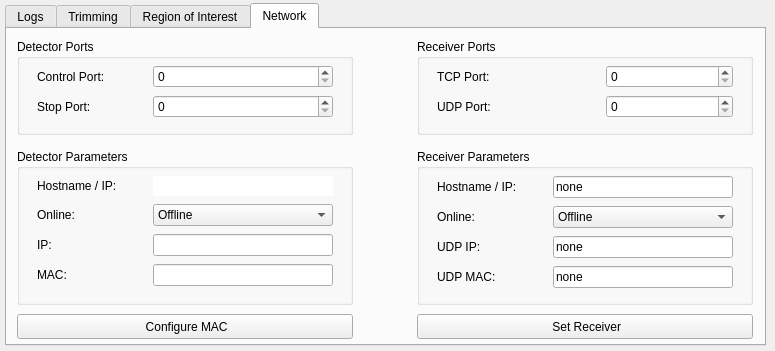
Old version of the form slsDetectorGui/forms/form_tab_advanced.ui in the repository slsdetectorgroup/slsDetectorPackage.
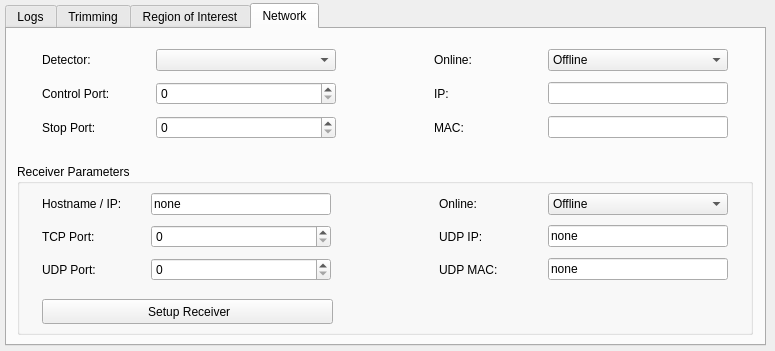
New version of the form. The open tabs and pages were chosen to show the change. Icons and pictures are not drawn.

Commit message: made advanced tab detector dependent. each set mac adress etc is done via slsdetector and not multi

What changed in the file:
```diff
--- a/slsDetectorGui/forms/form_tab_advanced.ui
+++ b/slsDetectorGui/forms/form_tab_advanced.ui
@@ -873,193 +873,49 @@
     <attribute name="title">
      <string>Network</string>
     </attribute>
-    <widget class="QGroupBox" name="boxDetectorPorts">
+    <widget class="QGroupBox" name="boxRxr">
      <property name="geometry">
       <rect>
        <x>10</x>
-       <y>10</y>
-       <width>336</width>
-       <height>96</height>
+       <y>135</y>
+       <width>736</width>
+       <height>171</height>
       </rect>
      </property>
      <property name="title">
-      <string>Detector Ports</string>
+      <string>Receiver Parameters</string>
      </property>
-     <widget class="QWidget" name="gridLayoutWidget_5">
+     <widget class="QPushButton" name="btnRxr">
       <property name="geometry">
        <rect>
-        <x>20</x>
-        <y>25</y>
-        <width>296</width>
-        <height>56</height>
+        <x>25</x>
+        <y>135</y>
+        <width>291</width>
+        <height>25</height>
        </rect>
       </property>
-      <layout class="QGridLayout" name="gridLayout_4">
-       <property name="verticalSpacing">
-        <number>-1</number>
-       </property>
-       <item row="0" column="1" colspan="2">
-        <widget class="QSpinBox" name="spinControlPort">
-         <property name="sizePolicy">
-          <sizepolicy hsizetype="Minimum" vsizetype="Fixed">
-           <horstretch>0</horstretch>
-           <verstretch>0</verstretch>
-          </sizepolicy>
-         </property>
-         <property name="minimumSize">
-          <size>
-           <width>180</width>
-           <height>0</height>
-          </size>
-         </property>
-         <property name="maximumSize">
-          <size>
-           <width>127</width>
-           <height>16777215</height>
-          </size>
-         </property>
-         <property name="toolTip">
-          <string>Sets Control Port
-#port#</string>
-         </property>
-         <property name="statusTip">
-          <string/>
-         </property>
-         <property name="whatsThis">
-          <string/>
-         </property>
-         <property name="alignment">
-          <set>Qt::AlignLeading|Qt::AlignLeft|Qt::AlignVCenter</set>
-         </property>
-         <property name="keyboardTracking">
-          <bool>false</bool>
-         </property>
-         <property name="suffix">
-          <string/>
-         </property>
-         <property name="minimum">
-          <number>0</number>
-         </property>
-         <property name="maximum">
-          <number>2000000000</number>
-         </property>
-         <property name="value">
-          <number>0</number>
-         </property>
-        </widget>
-       </item>
-       <item row="0" column="0">
-        <widget class="QLabel" name="label_7">
-         <property name="sizePolicy">
-          <sizepolicy hsizetype="Expanding" vsizetype="Preferred">
-           <horstretch>0</horstretch>
-           <verstretch>0</verstretch>
-          </sizepolicy>
-         </property>
-         <property name="text">
-          <string>Control Port:</string>
-         </property>
-        </widget>
-       </item>
-       <item row="1" column="0">
-        <widget class="QLabel" name="label_9">
-         <property name="sizePolicy">
-          <sizepolicy hsizetype="Expanding" vsizetype="Preferred">
-           <horstretch>0</horstretch>
-           <verstretch>0</verstretch>
-          </sizepolicy>
-         </property>
-         <property name="text">
-          <string>Stop Port:</string>
-         </property>
-        </widget>
-       </item>
-       <item row="1" column="1" colspan="2">
-        <widget class="QSpinBox" name="spinStopPort">
-         <property name="sizePolicy">
-          <sizepolicy hsizetype="Minimum" vsizetype="Fixed">
-           <horstretch>0</horstretch>
-           <verstretch>0</verstretch>
-          </sizepolicy>
-         </property>
-         <property name="minimumSize">
-          <size>
-           <width>180</width>
-           <height>0</height>
-          </size>
-         </property>
-         <property name="toolTip">
-          <string>Sets Stop Port 
-#stopport#</string>
-         </property>
-         <property name="statusTip">
-          <string/>
-         </property>
-         <property name="whatsThis">
-          <string/>
-         </property>
-         <property name="alignment">
-          <set>Qt::AlignLeading|Qt::AlignLeft|Qt::AlignVCenter</set>
-         </property>
-         <property name="keyboardTracking">
-          <bool>false</bool>
-         </property>
-         <property name="suffix">
-          <string/>
-         </property>
-         <property name="minimum">
-          <number>0</number>
-         </property>
-         <property name="maximum">
-          <number>2000000000</number>
-         </property>
-         <property name="value">
-          <number>0</number>
-         </property>
-        </widget>
-       </item>
-      </layout>
+      <property name="text">
+       <string> Setup Receiver</string>
+      </property>
+      <property name="icon">
+       <iconset resource="../include/icons.qrc">
+        <normaloff>:/icons/images/setup.png</normaloff>:/icons/images/setup.png</iconset>
+      </property>
      </widget>
-    </widget>
-    <widget class="QGroupBox" name="boxRxrPorts">
-     <property name="geometry">
-      <rect>
-       <x>410</x>
-       <y>10</y>
-       <width>336</width>
-       <height>96</height>
-      </rect>
-     </property>
-     <property name="title">
-      <string>Receiver Ports</string>
-     </property>
-     <widget class="QWidget" name="gridLayoutWidget_6">
+     <widget class="QWidget" name="gridLayoutWidget_9">
       <property name="geometry">
        <rect>
-        <x>20</x>
+        <x>25</x>
         <y>25</y>
-        <width>296</width>
-        <height>56</height>
+        <width>686</width>
+        <height>96</height>
        </rect>
       </property>
-      <layout class="QGridLayout" name="gridLayout_5">
+      <layout class="QGridLayout" name="gridLayout_8">
        <property name="verticalSpacing">
         <number>-1</number>
        </property>
        <item row="1" column="0">
-        <widget class="QLabel" name="label_10">
-         <property name="sizePolicy">
-          <sizepolicy hsizetype="Expanding" vsizetype="Preferred">
-           <horstretch>0</horstretch>
-           <verstretch>0</verstretch>
-          </sizepolicy>
-         </property>
-         <property name="text">
-          <string>UDP Port:</string>
-         </property>
-        </widget>
-       </item>
-       <item row="0" column="0">
         <widget class="QLabel" name="label_8">
          <property name="sizePolicy">
           <sizepolicy hsizetype="Expanding" vsizetype="Preferred">
@@ -1072,8 +928,8 @@
          </property>
         </widget>
        </item>
-       <item row="0" column="1" colspan="2">
-        <widget class="QSpinBox" name="spinTCPPort">
+       <item row="1" column="4">
+        <widget class="QLineEdit" name="dispUDPIP">
          <property name="sizePolicy">
           <sizepolicy hsizetype="Minimum" vsizetype="Fixed">
            <horstretch>0</horstretch>
@@ -1082,7 +938,7 @@
          </property>
          <property name="minimumSize">
           <size>
-           <width>127</width>
+           <width>180</width>
            <height>0</height>
           </size>
          </property>
@@ -1090,33 +946,25 @@
           <string notr="true">Sets Receiver TCP Port
 #rx_tcpport#</string>
          </property>
-         <property name="statusTip">
-          <string/>
-         </property>
-         <property name="whatsThis">
-          <string/>
-         </property>
-         <property name="alignment">
-          <set>Qt::AlignLeading|Qt::AlignLeft|Qt::AlignVCenter</set>
-         </property>
-         <property name="keyboardTracking">
-          <bool>false</bool>
-         </property>
-         <property name="suffix">
-          <string/>
-         </property>
-         <property name="minimum">
-          <number>0</number>
-         </property>
-         <property name="maximum">
-          <number>2000000000</number>
-         </property>
-         <property name="value">
-          <number>0</number>
+         <property name="text">
+          <string>none</string>
          </property>
         </widget>
        </item>
-       <item row="1" column="1" colspan="2">
+       <item row="0" column="2">
+        <spacer name="horizontalSpacer_7">
+         <property name="orientation">
+          <enum>Qt::Horizontal</enum>
+         </property>
+         <property name="sizeHint" stdset="0">
+          <size>
+           <width>40</width>
+           <height>20</height>
+          </size>
+         </property>
+        </spacer>
+       </item>
+       <item row="2" column="1">
         <widget class="QSpinBox" name="spinUDPPort">
          <property name="sizePolicy">
           <sizepolicy hsizetype="Minimum" vsizetype="Fixed">
@@ -1160,94 +1008,7 @@
          </property>
         </widget>
        </item>
-      </layout>
-     </widget>
-    </widget>
-    <widget class="QGroupBox" name="boxRxr">
-     <property name="geometry">
-      <rect>
-       <x>410</x>
-       <y>120</y>
-       <width>336</width>
-       <height>156</height>
-      </rect>
-     </property>
-     <property name="title">
-      <string>Receiver Parameters</string>
-     </property>
-     <widget class="QWidget" name="gridLayoutWidget_8">
-      <property name="geometry">
-       <rect>
-        <x>20</x>
-        <y>25</y>
-        <width>296</width>
-        <height>116</height>
-       </rect>
-      </property>
-      <layout class="QGridLayout" name="gridLayout_7">
-       <property name="verticalSpacing">
-        <number>-1</number>
-       </property>
-       <item row="0" column="1" colspan="2">
-        <widget class="QLineEdit" name="dispRxrHostname">
-         <property name="sizePolicy">
-          <sizepolicy hsizetype="Minimum" vsizetype="Fixed">
-           <horstretch>0</horstretch>
-           <verstretch>0</verstretch>
-          </sizepolicy>
-         </property>
-         <property name="minimumSize">
-          <size>
-           <width>180</width>
-           <height>0</height>
-          </size>
-         </property>
-         <property name="toolTip">
-          <string>Sets the Receiver Hostname, connects to it and gets the receiver mac address and eth. Sets some receiver parameters like file name, file dir, file index in receiver. 
-#rx_hostname#</string>
-         </property>
-         <property name="text">
-          <string>none</string>
-         </property>
-        </widget>
-       </item>
-       <item row="3" column="0">
-        <widget class="QLabel" name="label_18">
-         <property name="sizePolicy">
-          <sizepolicy hsizetype="Expanding" vsizetype="Preferred">
-           <horstretch>0</horstretch>
-           <verstretch>0</verstretch>
-          </sizepolicy>
-         </property>
-         <property name="text">
-          <string>UDP MAC:</string>
-         </property>
-        </widget>
-       </item>
-       <item row="3" column="1" colspan="2">
-        <widget class="QLineEdit" name="dispUDPMAC">
-         <property name="sizePolicy">
-          <sizepolicy hsizetype="Minimum" vsizetype="Fixed">
-           <horstretch>0</horstretch>
-           <verstretch>0</verstretch>
-          </sizepolicy>
-         </property>
-         <property name="minimumSize">
-          <size>
-           <width>180</width>
-           <height>0</height>
-          </size>
-         </property>
-         <property name="toolTip">
-          <string>Sets the Receiver UDP MAC
-#rx_udpmac#</string>
-         </property>
-         <property name="text">
-          <string>none</string>
-         </property>
-        </widget>
-       </item>
-       <item row="2" column="0">
+       <item row="1" column="3">
         <widget class="QLabel" name="label_14">
          <property name="sizePolicy">
           <sizepolicy hsizetype="Expanding" vsizetype="Preferred">
@@ -1260,19 +1021,6 @@
          </property>
         </widget>
        </item>
-       <item row="1" column="0">
-        <widget class="QLabel" name="lblRxrOnline">
-         <property name="sizePolicy">
-          <sizepolicy hsizetype="Expanding" vsizetype="Preferred">
-           <horstretch>0</horstretch>
-           <verstretch>0</verstretch>
-          </sizepolicy>
-         </property>
-         <property name="text">
-          <string>Online:</string>
-         </property>
-        </widget>
-       </item>
        <item row="0" column="0">
         <widget class="QLabel" name="label_13">
          <property name="sizePolicy">
@@ -1286,30 +1034,7 @@
          </property>
         </widget>
        </item>
-       <item row="2" column="1" colspan="2">
-        <widget class="QLineEdit" name="dispUDPIP">
-         <property name="sizePolicy">
-          <sizepolicy hsizetype="Minimum" vsizetype="Fixed">
-           <horstretch>0</horstretch>
-           <verstretch>0</verstretch>
-          </sizepolicy>
-         </property>
-         <property name="minimumSize">
-          <size>
-           <width>180</width>
-           <height>0</height>
-          </size>
-         </property>
-         <property name="toolTip">
-          <string>Sets the Receiver UDP IP
-#rx_udpip#</string>
-         </property>
-         <property name="text">
-          <string>none</string>
-         </property>
-        </widget>
-       </item>
-       <item row="1" column="1" colspan="2">
+       <item row="0" column="4">
         <widget class="QComboBox" name="comboRxrOnline">
          <property name="sizePolicy">
           <sizepolicy hsizetype="Preferred" vsizetype="Fixed">
@@ -1332,223 +1057,444 @@
          </item>
         </widget>
        </item>
+       <item row="2" column="4">
+        <widget class="QLineEdit" name="dispUDPMAC">
+         <property name="sizePolicy">
+          <sizepolicy hsizetype="Minimum" vsizetype="Fixed">
+           <horstretch>0</horstretch>
+           <verstretch>0</verstretch>
+          </sizepolicy>
+         </property>
+         <property name="minimumSize">
+          <size>
+           <width>180</width>
+           <height>0</height>
+          </size>
+         </property>
+         <property name="toolTip">
+          <string>Sets the Receiver UDP MAC
+#rx_udpmac#</string>
+         </property>
+         <property name="text">
+          <string>none</string>
+         </property>
+        </widget>
+       </item>
+       <item row="1" column="1">
+        <widget class="QSpinBox" name="spinTCPPort">
+         <property name="sizePolicy">
+          <sizepolicy hsizetype="Minimum" vsizetype="Fixed">
+           <horstretch>0</horstretch>
+           <verstretch>0</verstretch>
+          </sizepolicy>
+         </property>
+         <property name="minimumSize">
+          <size>
+           <width>127</width>
+           <height>0</height>
+          </size>
+         </property>
+         <property name="toolTip">
+          <string notr="true">Sets Receiver TCP Port
+#rx_tcpport#</string>
+         </property>
+         <property name="statusTip">
+          <string/>
+         </property>
+         <property name="whatsThis">
+          <string/>
+         </property>
+         <property name="alignment">
+          <set>Qt::AlignLeading|Qt::AlignLeft|Qt::AlignVCenter</set>
+         </property>
+         <property name="keyboardTracking">
+          <bool>false</bool>
+         </property>
+         <property name="suffix">
+          <string/>
+         </property>
+         <property name="minimum">
+          <number>0</number>
+         </property>
+         <property name="maximum">
+          <number>2000000000</number>
+         </property>
+         <property name="value">
+          <number>0</number>
+         </property>
+        </widget>
+       </item>
+       <item row="0" column="3">
+        <widget class="QLabel" name="lblRxrOnline">
+         <property name="sizePolicy">
+          <sizepolicy hsizetype="Expanding" vsizetype="Preferred">
+           <horstretch>0</horstretch>
+           <verstretch>0</verstretch>
+          </sizepolicy>
+         </property>
+         <property name="text">
+          <string>Online:</string>
+         </property>
+        </widget>
+       </item>
+       <item row="2" column="0">
+        <widget class="QLabel" name="label_10">
+         <property name="sizePolicy">
+          <sizepolicy hsizetype="Expanding" vsizetype="Preferred">
+           <horstretch>0</horstretch>
+           <verstretch>0</verstretch>
+          </sizepolicy>
+         </property>
+         <property name="text">
+          <string>UDP Port:</string>
+         </property>
+        </widget>
+       </item>
+       <item row="0" column="1">
+        <widget class="QLineEdit" name="dispRxrHostname">
+         <property name="sizePolicy">
+          <sizepolicy hsizetype="Minimum" vsizetype="Fixed">
+           <horstretch>0</horstretch>
+           <verstretch>0</verstretch>
+          </sizepolicy>
+         </property>
+         <property name="minimumSize">
+          <size>
+           <width>180</width>
+           <height>0</height>
+          </size>
+         </property>
+         <property name="toolTip">
+          <string>Sets the Receiver Hostname, connects to it and gets the receiver mac address and eth. Sets some receiver parameters like file name, file dir, file index in receiver. 
+#rx_hostname#</string>
+         </property>
+         <property name="text">
+          <string>none</string>
+         </property>
+        </widget>
+       </item>
+       <item row="2" column="3">
+        <widget class="QLabel" name="label_18">
+         <property name="sizePolicy">
+          <sizepolicy hsizetype="Expanding" vsizetype="Preferred">
+           <horstretch>0</horstretch>
+           <verstretch>0</verstretch>
+          </sizepolicy>
+         </property>
+         <property name="text">
+          <string>UDP MAC:</string>
+         </property>
+        </widget>
+       </item>
       </layout>
      </widget>
     </widget>
-    <widget class="QGroupBox" name="boxDetector">
+    <widget class="QWidget" name="gridLayoutWidget_7">
      <property name="geometry">
       <rect>
-       <x>10</x>
-       <y>120</y>
-       <width>336</width>
-       <height>156</height>
+       <x>35</x>
+       <y>15</y>
+       <width>686</width>
+       <height>101</height>
       </rect>
      </property>
-     <property name="title">
-      <string>Detector Parameters</string>
-     </property>
-     <widget class="QWidget" name="gridLayoutWidget_9">
-      <property name="geometry">
-       <rect>
-        <x>20</x>
-        <y>25</y>
-        <width>296</width>
-        <height>116</height>
-       </rect>
+     <layout class="QGridLayout" name="gridLayout_6">
+      <property name="verticalSpacing">
+       <number>-1</number>
       </property>
-      <layout class="QGridLayout" name="gridLayout_8">
-       <property name="verticalSpacing">
-        <number>-1</number>
-       </property>
-       <item row="0" column="0">
-        <widget class="QLabel" name="lblHostname">
-         <property name="sizePolicy">
-          <sizepolicy hsizetype="Expanding" vsizetype="Preferred">
-           <horstretch>0</horstretch>
-           <verstretch>0</verstretch>
-          </sizepolicy>
-         </property>
+      <item row="0" column="4">
+       <widget class="QComboBox" name="comboOnline">
+        <property name="sizePolicy">
+         <sizepolicy hsizetype="Minimum" vsizetype="Fixed">
+          <horstretch>0</horstretch>
+          <verstretch>0</verstretch>
+         </sizepolicy>
+        </property>
+        <property name="minimumSize">
+         <size>
+          <width>180</width>
+          <height>0</height>
+         </size>
+        </property>
+        <property name="toolTip">
+         <string>&lt;nobr&gt;If the detector is online&lt;br&gt;#online#&lt;/nobr&gt;&lt;</string>
+        </property>
+        <item>
          <property name="text">
-          <string>Hostname / IP:</string>
+          <string>Offline</string>
          </property>
-        </widget>
-       </item>
-       <item row="3" column="1" colspan="2">
-        <widget class="QLineEdit" name="dispMAC">
-         <property name="sizePolicy">
-          <sizepolicy hsizetype="Minimum" vsizetype="Fixed">
-           <horstretch>0</horstretch>
-           <verstretch>0</verstretch>
-          </sizepolicy>
-         </property>
-         <property name="minimumSize">
-          <size>
-           <width>180</width>
-           <height>0</height>
-          </size>
-         </property>
-         <property name="toolTip">
-          <string>Sets the detector MAC to send packets to receiver
-#detectormac#</string>
-         </property>
+        </item>
+        <item>
          <property name="text">
-          <string/>
+          <string>Online</string>
          </property>
-        </widget>
-       </item>
-       <item row="3" column="0">
-        <widget class="QLabel" name="lblMAC">
-         <property name="sizePolicy">
-          <sizepolicy hsizetype="Expanding" vsizetype="Preferred">
-           <horstretch>0</horstretch>
-           <verstretch>0</verstretch>
-          </sizepolicy>
-         </property>
-         <property name="text">
-          <string>MAC:</string>
-         </property>
-        </widget>
-       </item>
-       <item row="0" column="1" colspan="2">
-        <widget class="QLineEdit" name="dispHostname">
-         <property name="sizePolicy">
-          <sizepolicy hsizetype="Minimum" vsizetype="Fixed">
-           <horstretch>0</horstretch>
-           <verstretch>0</verstretch>
-          </sizepolicy>
-         </property>
-         <property name="minimumSize">
-          <size>
-           <width>180</width>
-           <height>0</height>
-          </size>
-         </property>
-         <property name="toolTip">
-          <string>Detector Hostname #hostname#</string>
-         </property>
-         <property name="text">
-          <string/>
-         </property>
-         <property name="frame">
-          <bool>false</bool>
-         </property>
-         <property name="cursorPosition">
-          <number>0</number>
-         </property>
-         <property name="readOnly">
-          <bool>true</bool>
-         </property>
-        </widget>
-       </item>
-       <item row="1" column="0">
-        <widget class="QLabel" name="lblOnline">
-         <property name="sizePolicy">
-          <sizepolicy hsizetype="Expanding" vsizetype="Preferred">
-           <horstretch>0</horstretch>
-           <verstretch>0</verstretch>
-          </sizepolicy>
-         </property>
-         <property name="text">
-          <string>Online:</string>
-         </property>
-        </widget>
-       </item>
-       <item row="2" column="0">
-        <widget class="QLabel" name="lblIP">
-         <property name="sizePolicy">
-          <sizepolicy hsizetype="Expanding" vsizetype="Preferred">
-           <horstretch>0</horstretch>
-           <verstretch>0</verstretch>
-          </sizepolicy>
-         </property>
-         <property name="text">
-          <string>IP:</string>
-         </property>
-        </widget>
-       </item>
-       <item row="2" column="1" colspan="2">
-        <widget class="QLineEdit" name="dispIP">
-         <property name="sizePolicy">
-          <sizepolicy hsizetype="Minimum" vsizetype="Fixed">
-           <horstretch>0</horstretch>
-           <verstretch>0</verstretch>
-          </sizepolicy>
-         </property>
-         <property name="minimumSize">
-          <size>
-           <width>180</width>
-           <height>0</height>
-          </size>
-         </property>
-         <property name="toolTip">
-          <string>Sets the detector IP to send packets to receiver
+        </item>
+       </widget>
+      </item>
+      <item row="2" column="0">
+       <widget class="QLabel" name="label_9">
+        <property name="sizePolicy">
+         <sizepolicy hsizetype="Expanding" vsizetype="Preferred">
+          <horstretch>0</horstretch>
+          <verstretch>0</verstretch>
+         </sizepolicy>
+        </property>
+        <property name="text">
+         <string>Stop Port:</string>
+        </property>
+       </widget>
+      </item>
+      <item row="1" column="0">
+       <widget class="QLabel" name="label_7">
+        <property name="sizePolicy">
+         <sizepolicy hsizetype="Expanding" vsizetype="Preferred">
+          <horstretch>0</horstretch>
+          <verstretch>0</verstretch>
+         </sizepolicy>
+        </property>
+        <property name="text">
+         <string>Control Port:</string>
+        </property>
+       </widget>
+      </item>
+      <item row="1" column="4">
+       <widget class="QLineEdit" name="dispIP">
+        <property name="sizePolicy">
+         <sizepolicy hsizetype="Minimum" vsizetype="Fixed">
+          <horstretch>0</horstretch>
+          <verstretch>0</verstretch>
+         </sizepolicy>
+        </property>
+        <property name="minimumSize">
+         <size>
+          <width>180</width>
+          <height>0</height>
+         </size>
+        </property>
+        <property name="toolTip">
+         <string>Sets the detector IP to send packets to receiver
 #detectorip#</string>
-         </property>
-         <property name="text">
-          <string/>
-         </property>
-        </widget>
-       </item>
-       <item row="1" column="1" colspan="2">
-        <widget class="QComboBox" name="comboOnline">
-         <property name="sizePolicy">
-          <sizepolicy hsizetype="Preferred" vsizetype="Fixed">
-           <horstretch>0</horstretch>
-           <verstretch>0</verstretch>
-          </sizepolicy>
-         </property>
-         <property name="toolTip">
-          <string>&lt;nobr&gt;If the detector is online&lt;br&gt;#online#&lt;/nobr&gt;&lt;</string>
-         </property>
-         <item>
-          <property name="text">
-           <string>Offline</string>
-          </property>
-         </item>
-         <item>
-          <property name="text">
-           <string>Online</string>
-          </property>
-         </item>
-        </widget>
-       </item>
-      </layout>
-     </widget>
+        </property>
+        <property name="text">
+         <string/>
+        </property>
+       </widget>
+      </item>
+      <item row="2" column="4">
+       <widget class="QLineEdit" name="dispMAC">
+        <property name="sizePolicy">
+         <sizepolicy hsizetype="Minimum" vsizetype="Fixed">
+          <horstretch>0</horstretch>
+          <verstretch>0</verstretch>
+         </sizepolicy>
+        </property>
+        <property name="minimumSize">
+         <size>
+          <width>180</width>
+          <height>0</height>
+         </size>
+        </property>
+        <property name="toolTip">
+         <string>Sets the detector MAC to send packets to receiver
+#detectormac#</string>
+        </property>
+        <property name="text">
+         <string/>
+        </property>
+       </widget>
+      </item>
+      <item row="2" column="3">
+       <widget class="QLabel" name="lblMAC">
+        <property name="sizePolicy">
+         <sizepolicy hsizetype="Expanding" vsizetype="Preferred">
+          <horstretch>0</horstretch>
+          <verstretch>0</verstretch>
+         </sizepolicy>
+        </property>
+        <property name="text">
+         <string>MAC:</string>
+        </property>
+       </widget>
+      </item>
+      <item row="0" column="3">
+       <widget class="QLabel" name="lblOnline">
+        <property name="sizePolicy">
+         <sizepolicy hsizetype="Minimum" vsizetype="Preferred">
+          <horstretch>0</horstretch>
+          <verstretch>0</verstretch>
+         </sizepolicy>
+        </property>
+        <property name="minimumSize">
+         <size>
+          <width>108</width>
+          <height>0</height>
+         </size>
+        </property>
+        <property name="text">
+         <string>Online:</string>
+        </property>
+       </widget>
+      </item>
+      <item row="0" column="0">
+       <widget class="QLabel" name="lblHostname">
+        <property name="sizePolicy">
+         <sizepolicy hsizetype="Minimum" vsizetype="Preferred">
+          <horstretch>0</horstretch>
+          <verstretch>0</verstretch>
+         </sizepolicy>
+        </property>
+        <property name="minimumSize">
+         <size>
+          <width>108</width>
+          <height>0</height>
+         </size>
+        </property>
+        <property name="text">
+         <string>Detector:</string>
+        </property>
+       </widget>
+      </item>
+      <item row="1" column="3">
+       <widget class="QLabel" name="lblIP">
+        <property name="sizePolicy">
+         <sizepolicy hsizetype="Expanding" vsizetype="Preferred">
+          <horstretch>0</horstretch>
+          <verstretch>0</verstretch>
+         </sizepolicy>
+        </property>
+        <property name="text">
+         <string>IP:</string>
+        </property>
+       </widget>
+      </item>
+      <item row="0" column="1">
+       <widget class="QComboBox" name="comboDetector">
+        <property name="sizePolicy">
+         <sizepolicy hsizetype="Minimum" vsizetype="Fixed">
+          <horstretch>0</horstretch>
+          <verstretch>0</verstretch>
+         </sizepolicy>
+        </property>
+        <property name="minimumSize">
+         <size>
+          <width>180</width>
+          <height>0</height>
+         </size>
+        </property>
+       </widget>
+      </item>
+      <item row="0" column="2">
+       <spacer name="horizontalSpacer">
+        <property name="orientation">
+         <enum>Qt::Horizontal</enum>
+        </property>
+        <property name="sizeHint" stdset="0">
+         <size>
+          <width>40</width>
+          <height>20</height>
+         </size>
+        </property>
+       </spacer>
+      </item>
+      <item row="1" column="1">
+       <widget class="QSpinBox" name="spinControlPort">
+        <property name="sizePolicy">
+         <sizepolicy hsizetype="Minimum" vsizetype="Fixed">
+          <horstretch>0</horstretch>
+          <verstretch>0</verstretch>
+         </sizepolicy>
+        </property>
+        <property name="minimumSize">
+         <size>
+          <width>180</width>
+          <height>0</height>
+         </size>
+        </property>
+        <property name="maximumSize">
+         <size>
+          <width>16777215</width>
+          <height>16777215</height>
+         </size>
+        </property>
+        <property name="toolTip">
+         <string>Sets Control Port
+#port#</string>
+        </property>
+        <property name="statusTip">
+         <string/>
+        </property>
+        <property name="whatsThis">
+         <string/>
+        </property>
+        <property name="alignment">
+         <set>Qt::AlignLeading|Qt::AlignLeft|Qt::AlignVCenter</set>
+        </property>
+        <property name="keyboardTracking">
+         <bool>false</bool>
+        </property>
+        <property name="suffix">
+         <string/>
+        </property>
+        <property name="minimum">
+         <number>0</number>
+        </property>
+        <property name="maximum">
+         <number>2000000000</number>
+        </property>
+        <property name="value">
+         <number>0</number>
+        </property>
+       </widget>
+      </item>
+      <item row="2" column="1">
+       <widget class="QSpinBox" name="spinStopPort">
+        <property name="sizePolicy">
+         <sizepolicy hsizetype="Minimum" vsizetype="Fixed">
+          <horstretch>0</horstretch>
+          <verstretch>0</verstretch>
+         </sizepolicy>
+        </property>
+        <property name="minimumSize">
+         <size>
+          <width>180</width>
+          <height>0</height>
+         </size>
+        </property>
+        <property name="toolTip">
+         <string>Sets Stop Port 
+#stopport#</string>
+        </property>
+        <property name="statusTip">
+         <string/>
+        </property>
+        <property name="whatsThis">
+         <string/>
+        </property>
+        <property name="alignment">
+         <set>Qt::AlignLeading|Qt::AlignLeft|Qt::AlignVCenter</set>
+        </property>
+        <property name="keyboardTracking">
+         <bool>false</bool>
+        </property>
+        <property name="suffix">
+         <string/>
+        </property>
+        <property name="minimum">
+         <number>0</number>
+        </property>
+        <property name="maximum">
+         <number>2000000000</number>
+        </property>
+        <property name="value">
+         <number>0</number>
+        </property>
+       </widget>
+      </item>
+     </layout>
     </widget>
-    <widget class="QPushButton" name="btnRxr">
-     <property name="geometry">
-      <rect>
-       <x>410</x>
-       <y>285</y>
-       <width>336</width>
-       <height>25</height>
-      </rect>
-     </property>
-     <property name="text">
-      <string> Set Receiver</string>
-     </property>
-     <property name="icon">
-      <iconset>
-       <normaloff>:/icons/images/start.png</normaloff>:/icons/images/start.png</iconset>
-     </property>
-    </widget>
-    <widget class="QPushButton" name="btnConfigure">
-     <property name="geometry">
-      <rect>
-       <x>10</x>
-       <y>285</y>
-       <width>336</width>
-       <height>25</height>
-      </rect>
-     </property>
-     <property name="text">
-      <string> Configure MAC</string>
-     </property>
-     <property name="icon">
-      <iconset>
-       <normaloff>:/icons/images/start.png</normaloff>:/icons/images/start.png</iconset>
-     </property>
-    </widget>
+    <zorder>boxRxr</zorder>
+    <zorder>gridLayoutWidget_7</zorder>
+    <zorder>label_9</zorder>
    </widget>
   </widget>
  </widget>
```
Left out of the diff: 48 changed lines with no effect on the pictures. The commit also changes 8 other files.
